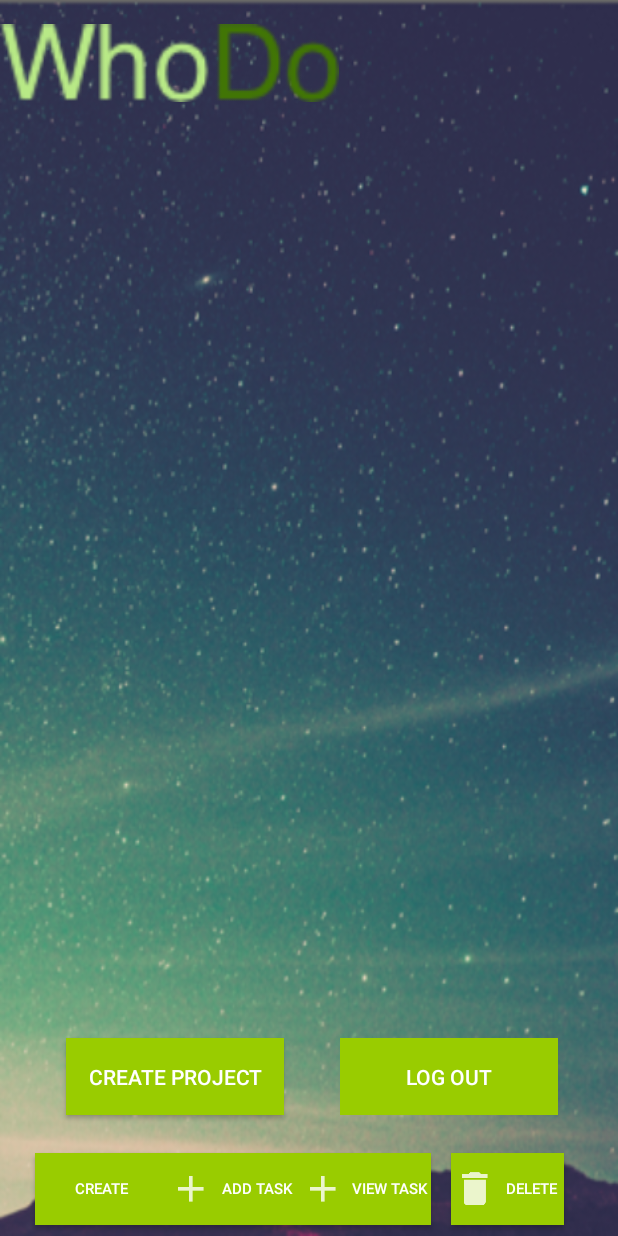
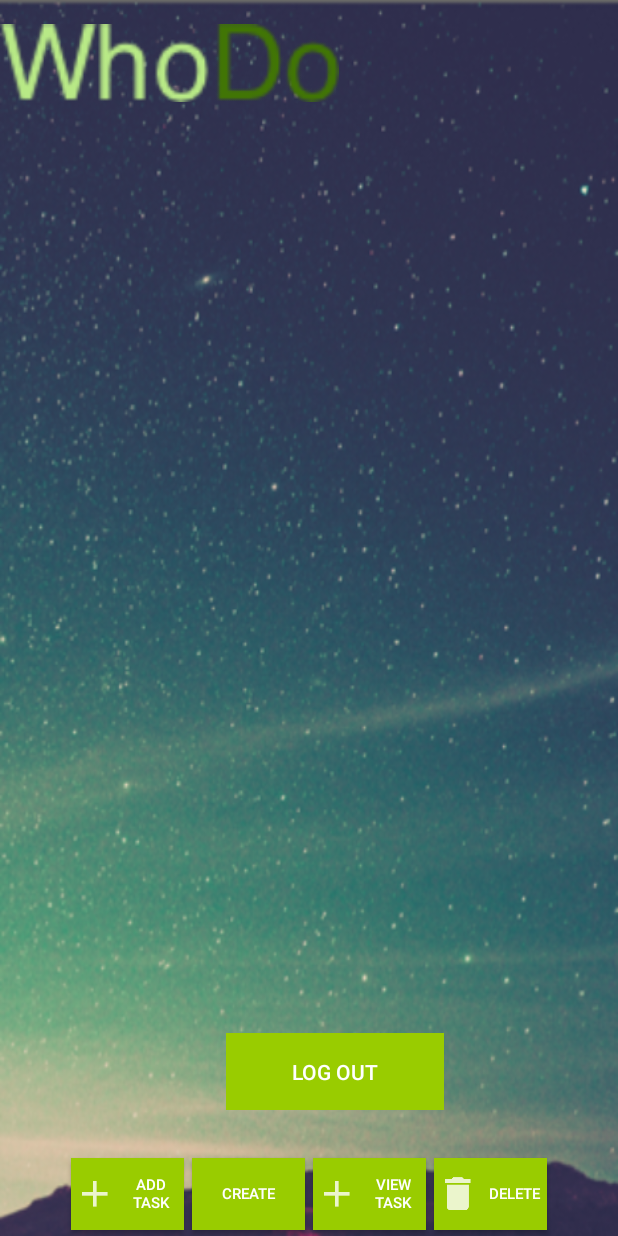
Before and after one commit to junlay/WhoDoo, an Android app: the fragment HomeFragment placed in its activity, on a phone screen of 412 x 824 dp. Run offline under Robolectric (Android 15) with nearby library versions, the phone set to English and light mode, and no system bars.

Commit message:
add task

```diff
--- a/app/src/main/java/com/example/whodoo/Fragments/HomeFragment.java
+++ b/app/src/main/java/com/example/whodoo/Fragments/HomeFragment.java
@@ -53,7 +53,6 @@ public class HomeFragment extends Fragment {
         createProject = (Button) parentHolder.findViewById(R.id.projectCreate);
         //rightButton = (Button) parentHolder.findViewById(R.id.homeRightButton);
         projectListview = (ListView) parentHolder.findViewById(R.id.projectListView);
-        addTaskbtn = (Button) parentHolder.findViewById(R.id.addTaskbtn);
         viewTask = (Button) parentHolder.findViewById(R.id.viewTask);
         deleteBtn = (Button) parentHolder.findViewById(R.id.deleteBtn);
 
@@ -64,16 +63,6 @@ public class HomeFragment extends Fragment {
                 fragmentTransaction.replace(R.id.fragment,new ViewTaskFragment()).commit();
             }
         });
-
-
-        addTaskbtn.setOnClickListener(new View.OnClickListener() {
-            @Override
-            public void onClick(View view) {
-                fragmentTransaction.replace(R.id.fragment,new CreateTaskFragment()).commit();
-            }
-        });
-
-
 
         logoutButton.setOnClickListener(new View.OnClickListener() {
             @Override
@@ -102,16 +91,9 @@ public class HomeFragment extends Fragment {
             }
         });
 
-        showProjects(text_for_display);
 
-
-
-        return parentHolder;
-    }
-
-    public void showProjects(String username) {
-        Cursor data = DatabaseSQLite.getInstance(getContext()).getProject(username);
-        ArrayList<String> projects = new ArrayList<>();
+        Cursor data = DatabaseSQLite.getInstance(getContext()).getProject(text_for_display);
+        final ArrayList<String> projects = new ArrayList<>();
         while (data.moveToNext()) {
             projects.add(data.getString(0));
         }
@@ -121,8 +103,22 @@ public class HomeFragment extends Fragment {
 
         projectListview.setAdapter(arrayAdapter);
 
+
+        projectListview.setOnItemClickListener(new AdapterView.OnItemClickListener() {
+            @Override
+            public void onItemClick(AdapterView<?> parent, View view, int position, long id) {
+
+                Bundle bundle = new Bundle();
+                bundle.putString("project_Title",projects.get(position));
+                CreateTaskFragment createTaskFragment = new CreateTaskFragment();
+                createTaskFragment.setArguments(bundle);
+                fragmentTransaction.replace(R.id.fragment,createTaskFragment);
+                fragmentTransaction.commit();
+            }
+        });
+
+        return parentHolder;
     }
 
 
-
 }
--- a/app/src/main/res/layout/fragment_home.xml
+++ b/app/src/main/res/layout/fragment_home.xml
@@ -23,30 +23,16 @@
 
 
     <Button
-            android:id="@+id/projectCreate"
-            android:layout_width="145dp"
-            android:layout_height="51dp"
-            android:layout_marginBottom="25dp"
-            android:layout_marginStart="44dp"
-            android:layout_marginLeft="44dp"
-            android:background="@android:color/holo_green_light"
-            android:text="Create Project"
-            android:textColor="#ffffff"
-            app:layout_constraintBottom_toTopOf="@+id/button2"
-            app:layout_constraintStart_toStartOf="parent" />
-
-    <Button
         android:id="@+id/logoutButton"
         style="@style/Widget.AppCompat.Button.Borderless.Colored"
         android:layout_width="145dp"
         android:layout_height="51dp"
-        android:layout_marginBottom="25dp"
-        android:layout_marginEnd="40dp"
-        android:layout_marginRight="40dp"
+        android:layout_marginBottom="32dp"
+        android:layout_marginEnd="116dp"
         android:background="@android:color/holo_green_light"
         android:text="Log Out"
         android:textColor="#ffffff"
-        app:layout_constraintBottom_toTopOf="@+id/viewTask"
+        app:layout_constraintBottom_toTopOf="@+id/projectCreate"
         app:layout_constraintEnd_toEndOf="parent" />
 
         <ListView
@@ -61,51 +47,53 @@
             app:layout_constraintTop_toBottomOf="@+id/imageView3" />
 
     <Button
-            android:id="@+id/button2"
-            android:layout_width="wrap_content"
+        android:id="@+id/projectCreate"
+        android:layout_width="75dp"
         android:layout_height="wrap_content"
-            android:layout_marginBottom="7dp"
-            android:layout_marginStart="23dp"
-            android:layout_marginLeft="23dp"
+        android:layout_marginBottom="4dp"
         android:background="@android:color/holo_green_light"
         android:text="Create"
         android:textColor="#ffffff"
         android:textSize="10dp"
         app:layout_constraintBottom_toBottomOf="parent"
-            app:layout_constraintStart_toStartOf="parent" />
+        app:layout_constraintEnd_toStartOf="@+id/viewTask"
+        app:layout_constraintStart_toEndOf="@+id/addTaskbtn" />
 
     <Button
         android:id="@+id/addTaskbtn"
-            android:layout_width="wrap_content"
+        android:layout_width="75dp"
         android:layout_height="wrap_content"
-            android:layout_marginBottom="7dp"
+        android:layout_marginBottom="4dp"
+        android:layout_marginStart="42dp"
         android:background="@android:color/holo_green_light"
         android:drawableLeft="@drawable/addproject"
         android:text="add task"
         android:textColor="#ffffff"
         android:textSize="10dp"
         app:layout_constraintBottom_toBottomOf="parent"
-            app:layout_constraintStart_toEndOf="@+id/button2" />
+        app:layout_constraintEnd_toStartOf="@+id/projectCreate"
+        app:layout_constraintStart_toStartOf="parent" />
 
     <Button
         android:id="@+id/viewTask"
-        android:layout_width="wrap_content"
+        android:layout_width="75dp"
         android:layout_height="wrap_content"
-        android:layout_marginBottom="7dp"
+        android:layout_marginBottom="4dp"
         android:background="@android:color/holo_green_light"
         android:drawableLeft="@drawable/addproject"
         android:text="View task"
         android:textColor="#ffffff"
         android:textSize="10dp"
         app:layout_constraintBottom_toBottomOf="parent"
-        app:layout_constraintStart_toEndOf="@+id/addTaskbtn" />
+        app:layout_constraintEnd_toStartOf="@+id/deleteBtn"
+        app:layout_constraintStart_toEndOf="@+id/projectCreate" />
 
     <Button
         android:id="@+id/deleteBtn"
         android:layout_width="75dp"
         android:layout_height="wrap_content"
-        android:layout_marginBottom="7dp"
-        android:layout_marginEnd="23dp"
+        android:layout_marginBottom="4dp"
+        android:layout_marginEnd="42dp"
         android:background="@android:color/holo_green_light"
         android:drawableLeft="@drawable/delete"
         android:text="Delete"
```
Also changed, not shown: app/src/main/java/com/example/whodoo/DB/DatabaseSQLite.java (+13 -14 lines), app/src/main/java/com/example/whodoo/Fragments/CreateTaskFragment.java (+42 -2 lines). Lines whose indentation alone changed are shown as unchanged.
